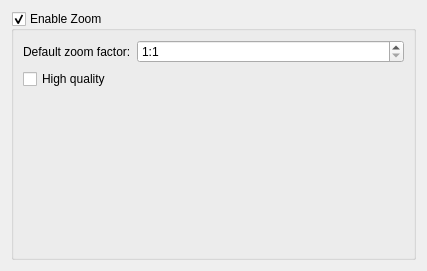
Before: the Qt Designer form src/ui/zoom.ui in hippich/recorditnow, drawn with Qt 5.
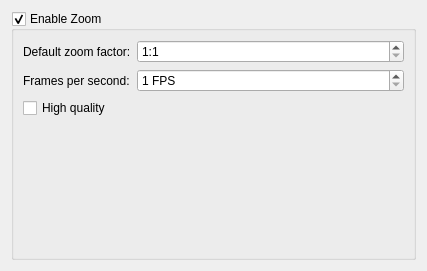
After: the same form once the commit is applied. Custom widgets are drawn as their Qt base class.

Commit message: add zoom fps config

```diff
--- a/src/ui/zoom.ui
+++ b/src/ui/zoom.ui
@@ -26,7 +26,7 @@
       <bool>true</bool>
      </property>
      <layout class="QFormLayout" name="formLayout">
-      <item row="1" column="0" colspan="2">
+      <item row="2" column="0" colspan="2">
        <widget class="QCheckBox" name="kcfg_zoomHighQuality">
         <property name="text">
          <string>High quality</string>
@@ -59,6 +59,29 @@
         </property>
        </widget>
       </item>
+      <item row="1" column="0">
+       <widget class="QLabel" name="label_2">
+        <property name="text">
+         <string>Frames per second:</string>
+        </property>
+        <property name="buddy">
+         <cstring>kcfg_zoomFps</cstring>
+        </property>
+       </widget>
+      </item>
+      <item row="1" column="1">
+       <widget class="KIntSpinBox" name="kcfg_zoomFps">
+        <property name="suffix">
+         <string notr="true"> FPS</string>
+        </property>
+        <property name="minimum">
+         <number>1</number>
+        </property>
+        <property name="maximum">
+         <number>30</number>
+        </property>
+       </widget>
+      </item>
      </layout>
     </widget>
    </item>
```
Left out of the diff: 1 changed line with no effect on the pictures. The commit also changes 8 other files.
